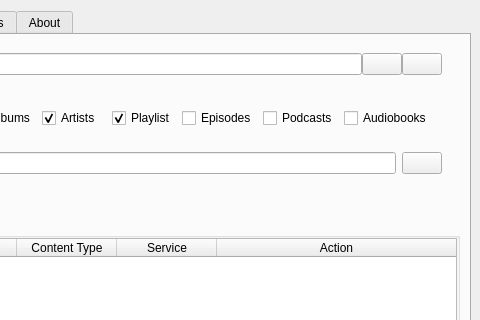
Qt form src/onthespot/gui/qtui/main.ui (moddroid94/onthespot) before a commit; both pictures show x 207 to 687 and y 0 to 320 of the 687 by 527 pixel window.
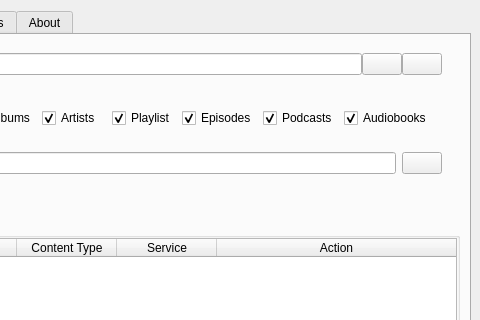
The same form after that commit. The open tabs and pages were chosen to show the change. Icons and pictures are not drawn.

What changed in the file:
```diff
--- a/src/onthespot/gui/qtui/main.ui
+++ b/src/onthespot/gui/qtui/main.ui
@@ -231,7 +231,7 @@
                  <string>Episodes</string>
                 </property>
                 <property name="checked">
-                 <bool>false</bool>
+                 <bool>true</bool>
                 </property>
                </widget>
               </item>
@@ -241,7 +241,7 @@
                  <string>Podcasts</string>
                 </property>
                 <property name="checked">
-                 <bool>false</bool>
+                 <bool>true</bool>
                 </property>
                </widget>
               </item>
@@ -251,7 +251,7 @@
                  <string>Audiobooks</string>
                 </property>
                 <property name="checked">
-                 <bool>false</bool>
+                 <bool>true</bool>
                 </property>
                </widget>
               </item>
```
Left out of the diff: 4 changed lines with no effect on the pictures.
